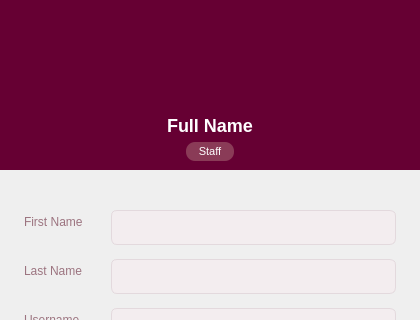
Before: the Qt Designer form ui/frontprofile.ui in kriitikat/Sajilo-Bazarr, drawn with Qt 5; both pictures show x 0 to 420 and y 0 to 320 of the 420 by 620 pixel window.
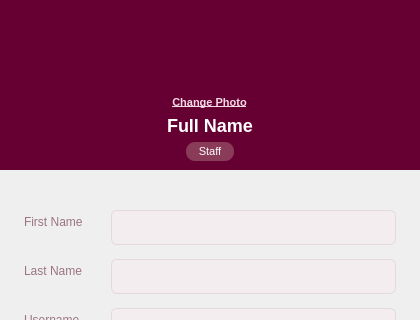
After: the same form once the commit is applied.

```diff
--- a/ui/frontprofile.ui
+++ b/ui/frontprofile.ui
@@ -76,7 +76,7 @@
       <property name="topMargin">
        <number>20</number>
       </property>
-      <item>
+      <item alignment="Qt::AlignmentFlag::AlignHCenter">
        <widget class="QLabel" name="avatarLabel">
         <property name="minimumSize">
          <size>
@@ -103,6 +103,32 @@
         </property>
        </widget>
       </item>
+      <item alignment="Qt::AlignmentFlag::AlignHCenter">
+       <widget class="QPushButton" name="btnChangePhoto">
+        <property name="cursor">
+         <cursorShape>PointingHandCursor</cursorShape>
+        </property>
+        <property name="styleSheet">
+         <string>
+QPushButton {
+background-color: transparent;
+color: #F3D9E4;
+border: none;
+font-size: 11px;
+font-weight: 600;
+text-decoration: underline;
+padding: 0px;
+}
+QPushButton:hover {
+color: white;
+}
+         </string>
+        </property>
+        <property name="text">
+         <string>Change Photo</string>
+        </property>
+       </widget>
+      </item>
       <item alignment="Qt::AlignmentFlag::AlignHCenter">
        <widget class="QLabel" name="nameLabel">
         <property name="styleSheet">
```
